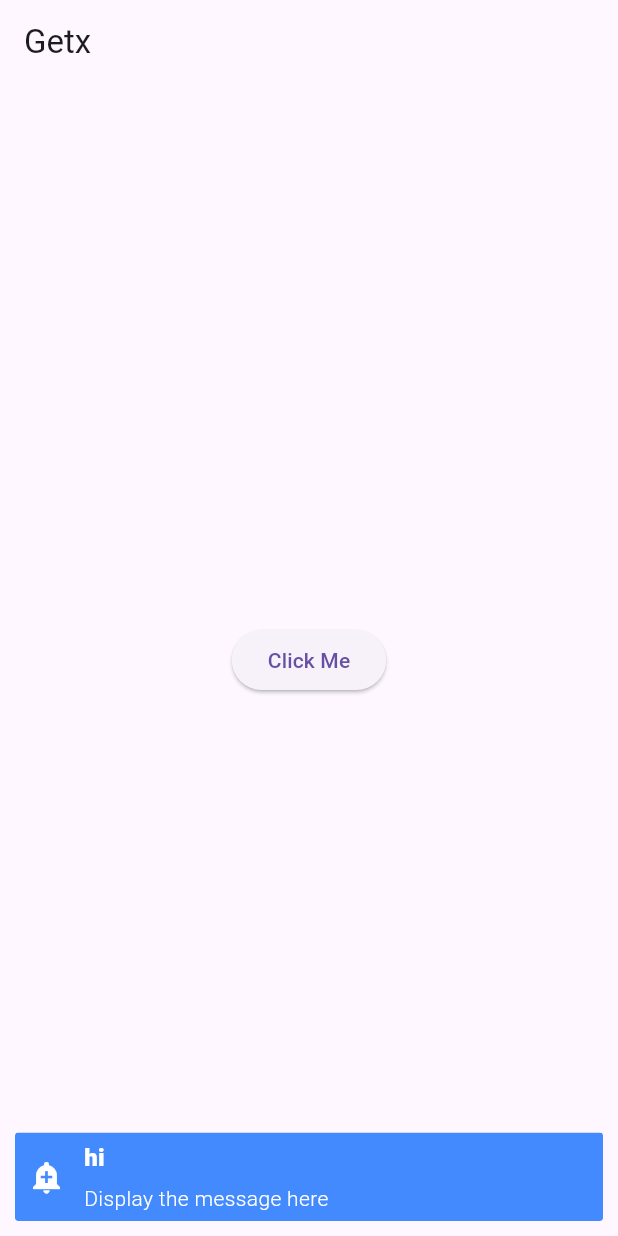
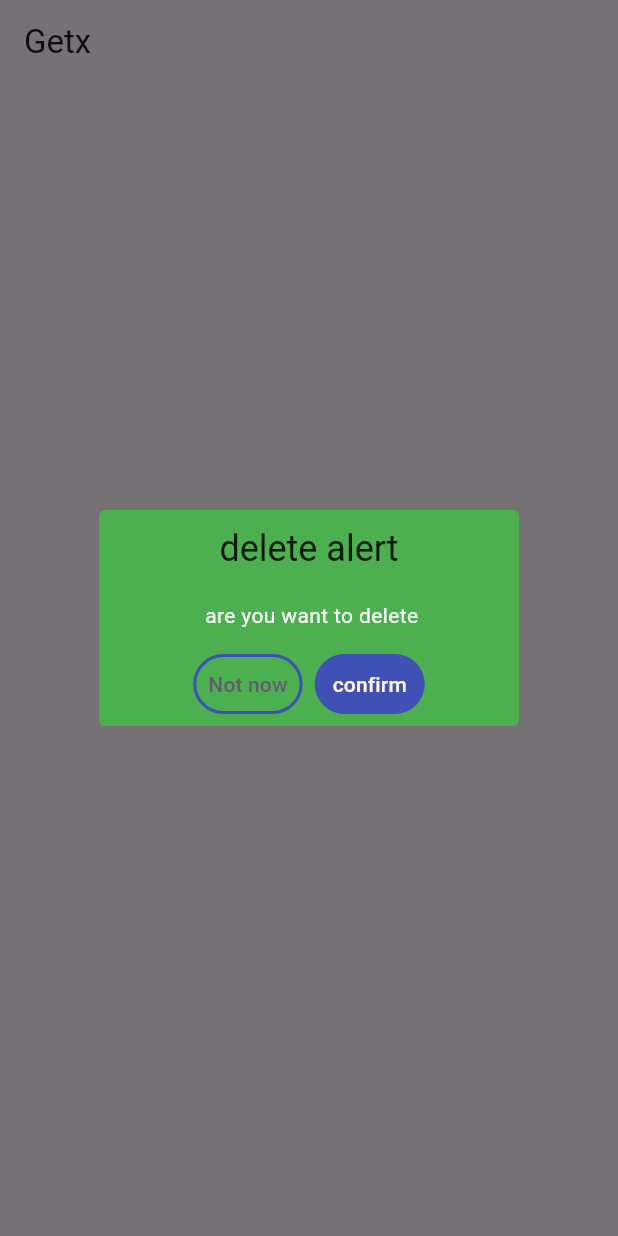
Before and after one commit to Hasib2k21/state_management_with_getx, a Flutter app: the screen it shows after launch, after a tap on "Click Me", on a phone screen of 412 x 824 dp. Run offline on Flutter 3.47's test engine with Material 3 defaults, Android fonts, the phone set to English and light mode, and no system bars; our stand-ins replace get.

Commit message:
Get Defoultdailog

```diff
--- a/lib/home_page.dart
+++ b/lib/home_page.dart
@@ -13,20 +13,21 @@ class HomePage extends StatelessWidget {
       body: Center(
         child: ElevatedButton(
           onPressed: () {
-            Get.snackbar(
-              'hi',
-              "Display the message here",
-              colorText: Colors.white,
-              backgroundColor: Colors.blueAccent,
-              icon: const Icon(Icons.add_alert,color: Colors.white,),
-              snackPosition:SnackPosition.BOTTOM,
-              showProgressIndicator: true,
-              borderRadius: 2,
-              margin: const EdgeInsets.all(10),
-              padding: const EdgeInsets.all(5),
-              isDismissible: false,
-              duration: const Duration(seconds: 4),
-              animationDuration: const Duration(milliseconds: 2000)
+            Get.defaultDialog(
+              title: 'delete alert',
+              backgroundColor: Colors.green,
+              titlePadding: EdgeInsets.all(10),
+              titleStyle: TextStyle(color: Colors.black87),
+              middleText: ' are you want to delete ',
+              middleTextStyle: TextStyle(color: Colors.white),
+              radius: 4,
+              textConfirm: 'confirm',
+              textCancel: 'Not now',
+              buttonColor: Colors.indigo,
+              onCancel: ()=>{Get.back(closeOverlays: true)},
+              onConfirm: ()=>{Get.back(closeOverlays: false)},
+              barrierDismissible: true,
+
 
             );
           },
```
